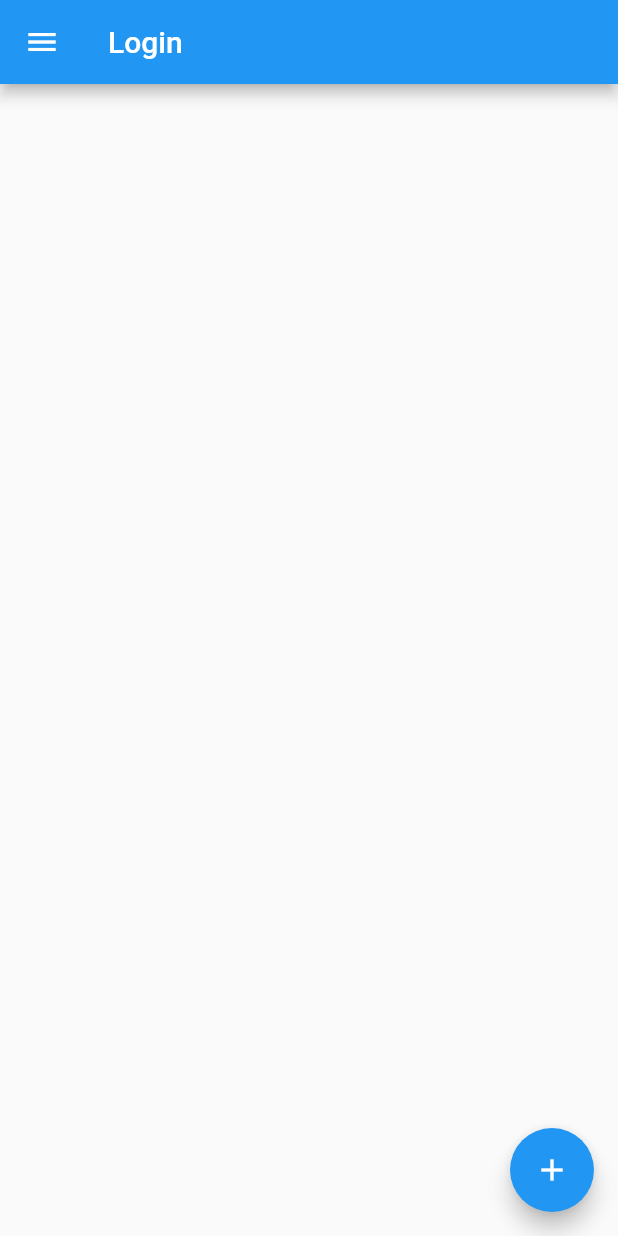
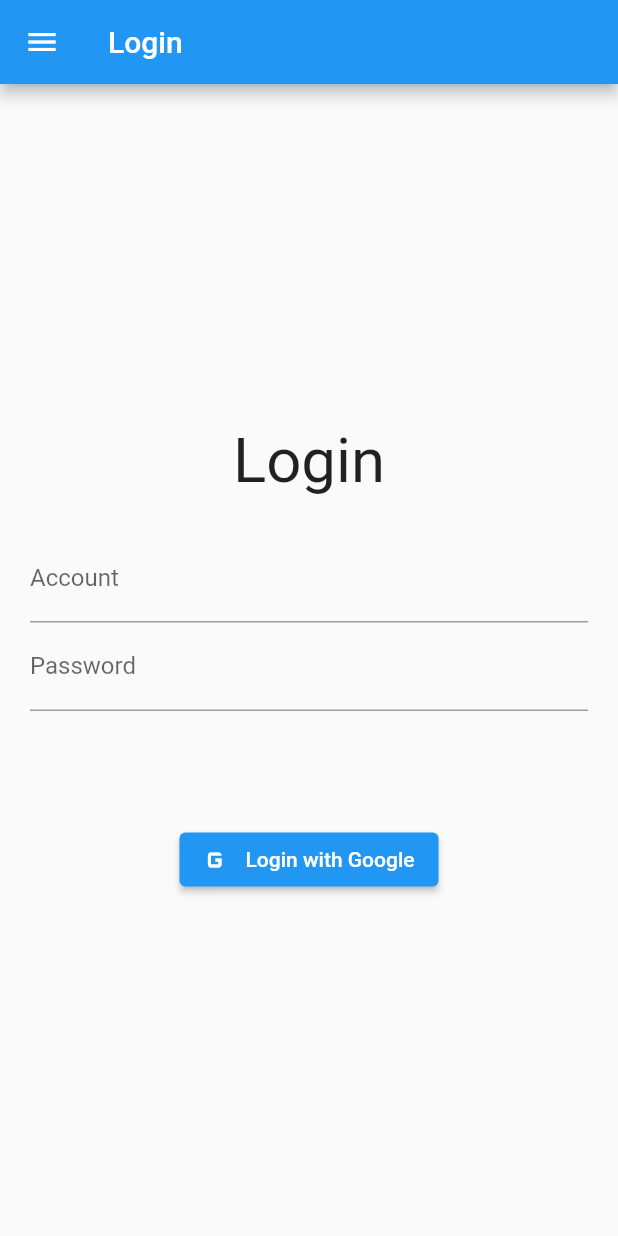
Before and after one commit to playmaker432/flutter_hkTouristApp, a Flutter app: the LoginPage screen opened by its route, on a phone screen of 412 x 824 dp. Run offline on Flutter 3.47's test engine with Material 2 defaults, Android fonts, the phone set to English and light mode, and no system bars; our stand-ins replace font_awesome_flutter, google_sign_in; network calls fail; key blocks and very long unbroken strings in the code were emptied for the run.

Commit message:
Login Page (1st draft) My Plans Page (Add ListTile)

```diff
--- a/lib/login_page.dart
+++ b/lib/login_page.dart
@@ -1,81 +1,66 @@
 import 'package:flutter/material.dart';
+import 'package:google_sign_in/google_sign_in.dart';
 import 'main.dart';
 
 class LoginPage extends StatefulWidget {
-  const LoginPage({Key? key}) : super(key: key);
-
   @override
-  State<LoginPage> createState() => _Login_PageState();
+  _LoginPageState createState() => _LoginPageState();
 }
 
-class _Login_PageState extends State<LoginPage> {
-  late TextEditingController controller;
-  String name = '';
-
-  @override
-  void initState() {
-    super.initState();
-    controller = TextEditingController();
-  }
-
-  @override
-  void dispose() {
-    controller.dispose;
-    super.dispose();
-  }
+class _LoginPageState extends State<LoginPage> {
+  final GoogleSignIn googleSignIn = GoogleSignIn();
 
   @override
   Widget build(BuildContext context) {
     final drawer = buildDrawer(context);
 
-    final body = Center(
-      child: Text(
-        'Login',
-        style: TextStyle(fontSize: 32, color: Colors.blue),
+    return Scaffold(
+      appBar: AppBar(
+        title: const Text('Login'),
       ),
-    );
-
-    return Scaffold(
-      appBar: AppBar(title: Text('Login')),
+      body: Center(
+        child: Padding(
+          padding: const EdgeInsets.all(20.0),
+          child: Column(
+            mainAxisAlignment: MainAxisAlignment.center,
+            children: [
+              Text(
+                'Login',
+                style: TextStyle(
+                  fontSize: MediaQuery.of(context).size.width * 0.1,
+                ),
+              ),
+              SizedBox(height: 25),
+              TextField(
+                decoration: InputDecoration(
+                  labelText: 'Account',
+                ),
+              ),
+              TextField(
+                obscureText: true,
+                decoration: InputDecoration(
+                  labelText: 'Password',
+                ),
+              ),
+              SizedBox(height: 75),
+              ElevatedButton.icon(
+                onPressed: signInWithGoogle,
+                icon: Icon(Icons.g_mobiledata),
+                label: Text('Login with Google'),
+              ),
+            ],
+          ),
+        ),
+      ),
       drawer: drawer,
-      body: Container(
-          padding: EdgeInsets.all(32),
-          child: Column(
-            children: [
-              Text(name),
-            ],
-          )),
-      floatingActionButton: FloatingActionButton(
-          child: Icon(Icons.add),
-          onPressed: () async {
-            final name = await createPlan();
-            if (name == null || name.isEmpty) return;
-
-            setState(() => this.name = name);
-          }),
     );
   }
 
-  Future<String?> createPlan() => showDialog<String>(
-      context: context,
-      builder: (context) => AlertDialog(
-            title: Text('Name of Plan:'),
-            content: TextField(
-              autofocus: true,
-              decoration: InputDecoration(hintText: 'What is it about?'),
-            ),
-            actions: [
-              TextButton(
-                child: Text('Submit'),
-                onPressed: submit,
-              )
-            ],
-          ));
-
-  void submit() {
-    Navigator.of(context).pop(controller.text);
-    controller.clear();
+  Future<void> signInWithGoogle() async {
+    try {
+      final GoogleSignInAccount? googleUser = await GoogleSignIn().signIn();
+    } catch (error) {
+      print(error);
+    }
   }
-
-  void submit_demo() {}
 }
--- a/pubspec.yaml
+++ b/pubspec.yaml
@@ -21,6 +21,7 @@ dependencies:
     sdk: flutter
 
   font_awesome_flutter: any
+  google_sign_in: any
 
   dio: ^4.0.0
   flutter_polyline_points: ^0.2.6
```
Also changed, not shown: lib/myplan_page.dart (+23 -81 lines), assets/hk_sunny.jpg (added).
